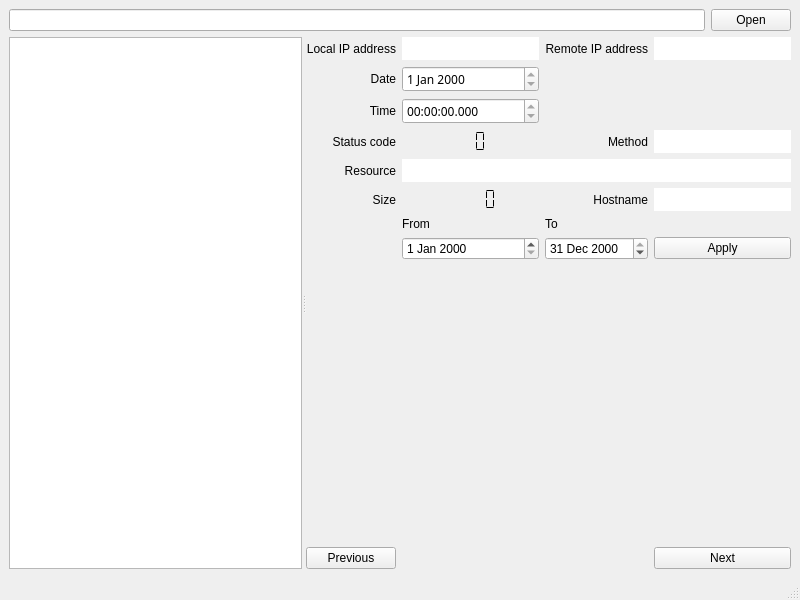
Above: l8/MainWindow.ui from Tysek64/JSnieJS before the change. Below: the same form after it.
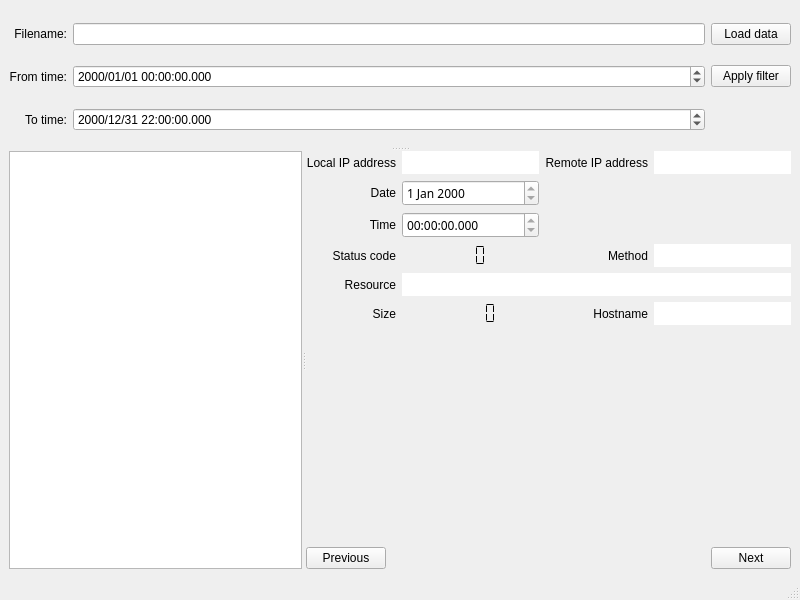
That is the form after the change. Icons and pictures are not drawn.

The edit to the form file:
```diff
--- a/l8/MainWindow.ui
+++ b/l8/MainWindow.ui
@@ -14,27 +14,99 @@
    <string>MainWindow</string>
   </property>
   <widget class="QWidget" name="centralwidget">
-   <layout class="QGridLayout" name="gridLayout">
+   <layout class="QGridLayout" name="gridLayout_3">
     <item row="0" column="0">
-     <layout class="QVBoxLayout" name="verticalLayout">
-      <item>
-       <layout class="QHBoxLayout" name="fileSelectLayout">
-        <property name="sizeConstraint">
-         <enum>QLayout::SizeConstraint::SetMinimumSize</enum>
-        </property>
-        <item>
+     <widget class="QSplitter" name="splitter_2">
+      <property name="orientation">
+       <enum>Qt::Orientation::Vertical</enum>
+      </property>
+      <widget class="QWidget" name="layoutWidget">
+       <layout class="QGridLayout" name="gridLayout_2">
+        <item row="0" column="0">
+         <widget class="QLabel" name="filenameLabel">
+          <property name="text">
+           <string>Filename:</string>
+          </property>
+          <property name="alignment">
+           <set>Qt::AlignmentFlag::AlignRight|Qt::AlignmentFlag::AlignTrailing|Qt::AlignmentFlag::AlignVCenter</set>
+          </property>
+         </widget>
+        </item>
+        <item row="0" column="1">
          <widget class="QLineEdit" name="filenameInput"/>
         </item>
-        <item>
+        <item row="0" column="2">
          <widget class="QPushButton" name="filenameButton">
           <property name="text">
-           <string>Open</string>
+           <string>Load data</string>
+          </property>
+          <property name="icon">
+           <iconset theme="QIcon::ThemeIcon::DocumentOpen"/>
+          </property>
+          <property name="shortcut">
+           <string>Ctrl+O</string>
+          </property>
+         </widget>
+        </item>
+        <item row="1" column="0">
+         <widget class="QLabel" name="fromLabel">
+          <property name="text">
+           <string>From time:</string>
+          </property>
+          <property name="alignment">
+           <set>Qt::AlignmentFlag::AlignRight|Qt::AlignmentFlag::AlignTrailing|Qt::AlignmentFlag::AlignVCenter</set>
+          </property>
+         </widget>
+        </item>
+        <item row="2" column="0">
+         <widget class="QLabel" name="label_2">
+          <property name="text">
+           <string>To time:</string>
+          </property>
+          <property name="alignment">
+           <set>Qt::AlignmentFlag::AlignRight|Qt::AlignmentFlag::AlignTrailing|Qt::AlignmentFlag::AlignVCenter</set>
+          </property>
+         </widget>
+        </item>
+        <item row="1" column="1">
+         <widget class="QDateTimeEdit" name="dateFrom">
+          <property name="displayFormat">
+           <string>yyyy/MM/dd hh:mm:ss.zzz</string>
+          </property>
+         </widget>
+        </item>
+        <item row="2" column="1">
+         <widget class="QDateTimeEdit" name="dateTo">
+          <property name="dateTime">
+           <datetime>
+            <hour>22</hour>
+            <minute>0</minute>
+            <second>0</second>
+            <year>2000</year>
+            <month>12</month>
+            <day>31</day>
+           </datetime>
+          </property>
+          <property name="displayFormat">
+           <string>yyyy/MM/dd hh:mm:ss.zzz</string>
+          </property>
+         </widget>
+        </item>
+        <item row="1" column="2">
+         <widget class="QPushButton" name="applyDateFilter">
+          <property name="text">
+           <string>Apply filter</string>
+          </property>
+          <property name="icon">
+           <iconset theme="QIcon::ThemeIcon::EditFind"/>
+          </property>
+          <property name="shortcut">
+           <string>Ctrl+A</string>
           </property>
          </widget>
         </item>
        </layout>
-      </item>
-      <item>
+      </widget>
        <widget class="QSplitter" name="splitter">
         <property name="orientation">
          <enum>Qt::Orientation::Horizontal</enum>
@@ -47,12 +119,21 @@
          </property>
         </widget>
         <widget class="QWidget" name="layoutWidget">
-         <layout class="QGridLayout" name="detailsLayout">
-          <property name="spacing">
-           <number>6</number>
-          </property>
-          <item row="4" column="1" colspan="3">
-           <widget class="QLineEdit" name="resourceDisplay">
+        <layout class="QVBoxLayout" name="verticalLayout">
+         <item>
+          <layout class="QGridLayout" name="gridLayout">
+           <item row="0" column="0">
+            <widget class="QLabel" name="localHostLabel">
+             <property name="text">
+              <string>Local IP address</string>
+             </property>
+             <property name="alignment">
+              <set>Qt::AlignmentFlag::AlignRight|Qt::AlignmentFlag::AlignTrailing|Qt::AlignmentFlag::AlignVCenter</set>
+             </property>
+            </widget>
+           </item>
+           <item row="0" column="1">
+            <widget class="QLineEdit" name="localHostDisplay">
             <property name="font">
              <font>
               <family>Cascadia Mono</family>
@@ -66,44 +147,16 @@
             </property>
            </widget>
           </item>
-          <item row="2" column="1">
-           <widget class="QTimeEdit" name="timeDisplay">
-            <property name="font">
-             <font>
-              <family>Cascadia Mono</family>
-             </font>
-            </property>
-            <property name="readOnly">
-             <bool>true</bool>
-            </property>
-            <property name="accelerated">
-             <bool>true</bool>
-            </property>
-            <property name="displayFormat">
-             <string>hh:mm:ss.zzz</string>
-            </property>
-           </widget>
-          </item>
-          <item row="4" column="0">
-           <widget class="QLabel" name="resourceLabel">
+           <item row="0" column="2">
+            <widget class="QLabel" name="remoteHostLabel">
             <property name="text">
-             <string>Resource</string>
+              <string>Remote IP address</string>
             </property>
             <property name="alignment">
              <set>Qt::AlignmentFlag::AlignRight|Qt::AlignmentFlag::AlignTrailing|Qt::AlignmentFlag::AlignVCenter</set>
             </property>
            </widget>
           </item>
-          <item row="6" column="2">
-           <widget class="QLabel" name="label_2">
-            <property name="text">
-             <string>To</string>
-            </property>
-           </widget>
-          </item>
-          <item row="7" column="1">
-           <widget class="QDateEdit" name="dateFrom"/>
-          </item>
           <item row="0" column="3">
            <widget class="QLineEdit" name="remoteHostDisplay">
             <property name="font">
@@ -119,6 +172,34 @@
             </property>
            </widget>
           </item>
+           <item row="1" column="0">
+            <widget class="QLabel" name="dateLabel">
+             <property name="text">
+              <string>Date</string>
+             </property>
+             <property name="alignment">
+              <set>Qt::AlignmentFlag::AlignRight|Qt::AlignmentFlag::AlignTrailing|Qt::AlignmentFlag::AlignVCenter</set>
+             </property>
+            </widget>
+           </item>
+           <item row="1" column="1">
+            <widget class="QDateEdit" name="dateDisplay">
+             <property name="enabled">
+              <bool>true</bool>
+             </property>
+             <property name="font">
+              <font>
+               <family>Cascadia Mono</family>
+              </font>
+             </property>
+             <property name="readOnly">
+              <bool>true</bool>
+             </property>
+             <property name="accelerated">
+              <bool>true</bool>
+             </property>
+            </widget>
+           </item>
           <item row="2" column="0">
            <widget class="QLabel" name="timeLabel">
             <property name="text">
@@ -129,26 +210,22 @@
             </property>
            </widget>
           </item>
-          <item row="7" column="3">
-           <widget class="QPushButton" name="applyDateFilter">
-            <property name="text">
-             <string>Apply</string>
-            </property>
-           </widget>
-          </item>
-          <item row="0" column="1">
-           <widget class="QLineEdit" name="localHostDisplay">
+           <item row="2" column="1">
+            <widget class="QTimeEdit" name="timeDisplay">
             <property name="font">
              <font>
               <family>Cascadia Mono</family>
              </font>
             </property>
-            <property name="frame">
-             <bool>false</bool>
-            </property>
             <property name="readOnly">
              <bool>true</bool>
             </property>
+             <property name="accelerated">
+              <bool>true</bool>
+             </property>
+             <property name="displayFormat">
+              <string>hh:mm:ss.zzz</string>
+             </property>
            </widget>
           </item>
           <item row="3" column="0">
@@ -174,26 +251,6 @@
             </property>
            </widget>
           </item>
-          <item row="0" column="0">
-           <widget class="QLabel" name="localHostLabel">
-            <property name="text">
-             <string>Local IP address</string>
-            </property>
-            <property name="alignment">
-             <set>Qt::AlignmentFlag::AlignRight|Qt::AlignmentFlag::AlignTrailing|Qt::AlignmentFlag::AlignVCenter</set>
-            </property>
-           </widget>
-          </item>
-          <item row="1" column="0">
-           <widget class="QLabel" name="dateLabel">
-            <property name="text">
-             <string>Date</string>
-            </property>
-            <property name="alignment">
-             <set>Qt::AlignmentFlag::AlignRight|Qt::AlignmentFlag::AlignTrailing|Qt::AlignmentFlag::AlignVCenter</set>
-            </property>
-           </widget>
-          </item>
           <item row="3" column="2">
            <widget class="QLabel" name="methodLabel">
             <property name="text">
@@ -204,8 +261,8 @@
             </property>
            </widget>
           </item>
-          <item row="5" column="3">
-           <widget class="QLineEdit" name="hostnameDisplay">
+           <item row="3" column="3">
+            <widget class="QLineEdit" name="methodDisplay">
             <property name="font">
              <font>
               <family>Cascadia Mono</family>
@@ -219,33 +276,16 @@
             </property>
            </widget>
           </item>
-          <item row="5" column="2">
-           <widget class="QLabel" name="hostnameLabel">
+           <item row="4" column="0">
+            <widget class="QLabel" name="resourceLabel">
             <property name="text">
-             <string>Hostname</string>
+              <string>Resource</string>
             </property>
             <property name="alignment">
              <set>Qt::AlignmentFlag::AlignRight|Qt::AlignmentFlag::AlignTrailing|Qt::AlignmentFlag::AlignVCenter</set>
             </property>
            </widget>
           </item>
-          <item row="0" column="2">
-           <widget class="QLabel" name="remoteHostLabel">
-            <property name="text">
-             <string>Remote IP address</string>
-            </property>
-            <property name="alignment">
-             <set>Qt::AlignmentFlag::AlignRight|Qt::AlignmentFlag::AlignTrailing|Qt::AlignmentFlag::AlignVCenter</set>
-            </property>
-           </widget>
-          </item>
-          <item row="6" column="1">
-           <widget class="QLabel" name="label">
-            <property name="text">
-             <string>From</string>
-            </property>
-           </widget>
-          </item>
           <item row="5" column="0">
            <widget class="QLabel" name="sizeLabel">
             <property name="text">
@@ -256,25 +296,42 @@
             </property>
            </widget>
           </item>
-          <item row="1" column="1">
-           <widget class="QDateEdit" name="dateDisplay">
-            <property name="enabled">
-             <bool>true</bool>
-            </property>
+           <item row="5" column="1">
+            <widget class="QLCDNumber" name="sizeDisplay">
+             <property name="lineWidth">
+              <number>0</number>
+             </property>
+             <property name="segmentStyle">
+              <enum>QLCDNumber::SegmentStyle::Flat</enum>
+             </property>
+            </widget>
+           </item>
+           <item row="5" column="2">
+            <widget class="QLabel" name="hostnameLabel">
+             <property name="text">
+              <string>Hostname</string>
+             </property>
+             <property name="alignment">
+              <set>Qt::AlignmentFlag::AlignRight|Qt::AlignmentFlag::AlignTrailing|Qt::AlignmentFlag::AlignVCenter</set>
+             </property>
+            </widget>
+           </item>
+           <item row="5" column="3">
+            <widget class="QLineEdit" name="hostnameDisplay">
             <property name="font">
              <font>
               <family>Cascadia Mono</family>
              </font>
             </property>
+             <property name="frame">
+              <bool>false</bool>
+             </property>
             <property name="readOnly">
              <bool>true</bool>
             </property>
-            <property name="accelerated">
-             <bool>true</bool>
-            </property>
-           </widget>
-          </item>
-          <item row="9" column="0">
+            </widget>
+           </item>
+           <item row="6" column="0">
            <spacer name="verticalSpacer">
             <property name="orientation">
              <enum>Qt::Orientation::Vertical</enum>
@@ -287,22 +344,8 @@
             </property>
            </spacer>
           </item>
-          <item row="7" column="2">
-           <widget class="QDateEdit" name="dateTo">
-            <property name="dateTime">
-             <datetime>
-              <hour>22</hour>
-              <minute>0</minute>
-              <second>0</second>
-              <year>2000</year>
-              <month>12</month>
-              <day>31</day>
-             </datetime>
-            </property>
-           </widget>
-          </item>
-          <item row="3" column="3">
-           <widget class="QLineEdit" name="methodDisplay">
+           <item row="4" column="1" colspan="3">
+            <widget class="QLineEdit" name="resourceDisplay">
             <property name="font">
              <font>
               <family>Cascadia Mono</family>
@@ -316,35 +359,55 @@
             </property>
            </widget>
           </item>
-          <item row="5" column="1">
-           <widget class="QLCDNumber" name="sizeDisplay">
-            <property name="lineWidth">
-             <number>0</number>
-            </property>
-            <property name="segmentStyle">
-             <enum>QLCDNumber::SegmentStyle::Flat</enum>
-            </property>
-           </widget>
-          </item>
-          <item row="10" column="3">
-           <widget class="QPushButton" name="nextButton">
-            <property name="text">
-             <string>Next</string>
-            </property>
-           </widget>
-          </item>
-          <item row="10" column="0">
+          </layout>
+         </item>
+         <item>
+          <layout class="QHBoxLayout" name="horizontalLayout">
+           <item>
            <widget class="QPushButton" name="prevButton">
             <property name="text">
              <string>Previous</string>
             </property>
-           </widget>
-          </item>
-         </layout>
-        </widget>
-       </widget>
-      </item>
-     </layout>
+             <property name="icon">
+              <iconset theme="QIcon::ThemeIcon::GoPrevious"/>
+             </property>
+             <property name="shortcut">
+              <string>Ctrl+P</string>
+             </property>
+            </widget>
+           </item>
+           <item>
+            <spacer name="horizontalSpacer">
+             <property name="orientation">
+              <enum>Qt::Orientation::Horizontal</enum>
+             </property>
+             <property name="sizeHint" stdset="0">
+              <size>
+               <width>40</width>
+               <height>20</height>
+              </size>
+             </property>
+            </spacer>
+           </item>
+           <item>
+            <widget class="QPushButton" name="nextButton">
+             <property name="text">
+              <string>Next</string>
+             </property>
+             <property name="icon">
+              <iconset theme="QIcon::ThemeIcon::GoNext"/>
+             </property>
+             <property name="shortcut">
+              <string>Ctrl+N</string>
+             </property>
+            </widget>
+           </item>
+          </layout>
+         </item>
+        </layout>
+       </widget>
+      </widget>
+     </widget>
     </item>
    </layout>
   </widget>
```
Lines whose indentation alone changed are shown as unchanged.
